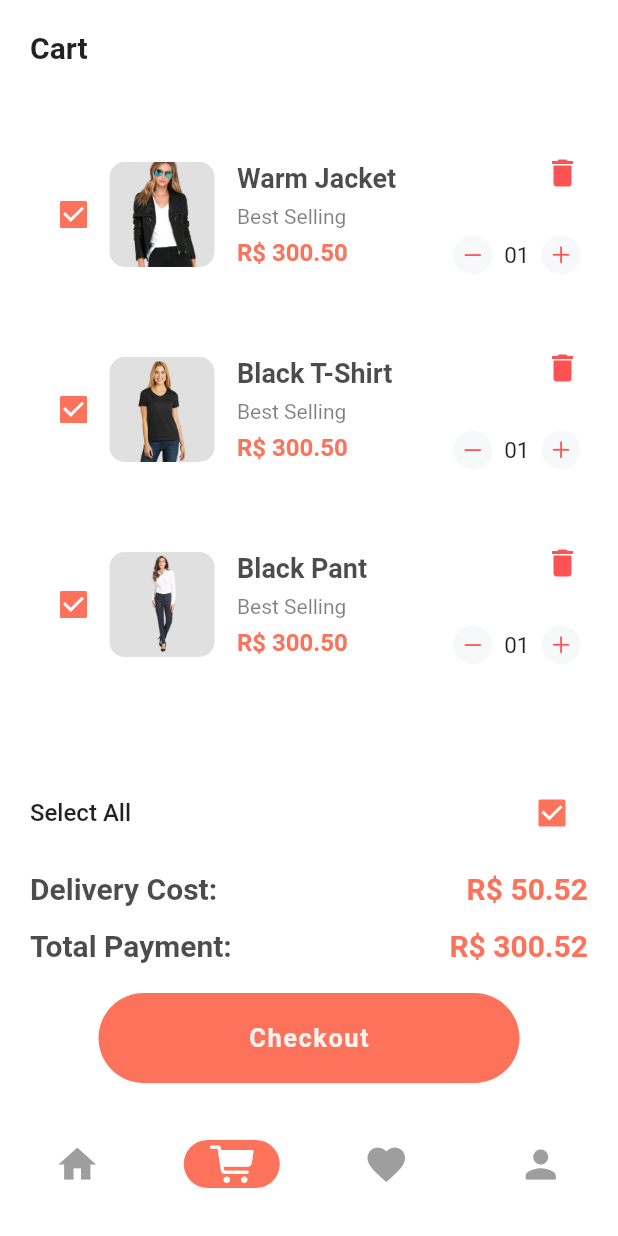
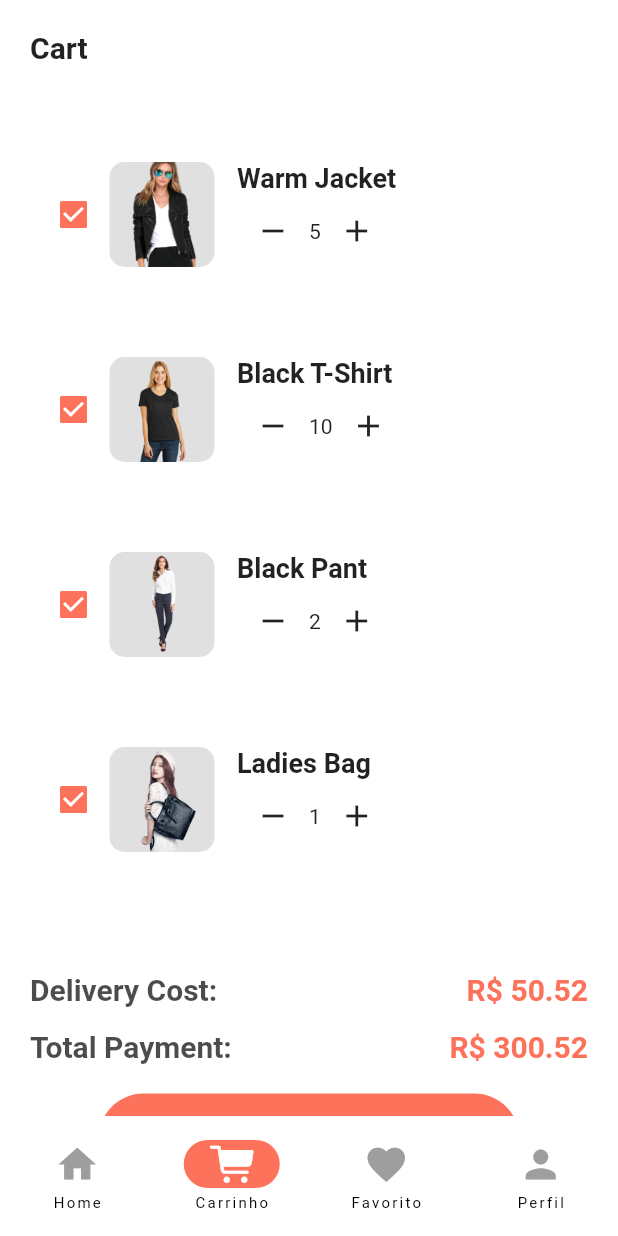
Before and after one commit to PedroPog/E-Commerce_Flutter, a Flutter app: the screen it shows after launch, item 2 of the bottom bar chosen, on a phone screen of 412 x 824 dp. Run offline on Flutter 3.47's test engine with Material 2 defaults, Android fonts, the phone set to English and light mode, and no system bars; our stand-ins replace flutter_rating_bar.

```diff
--- a/lib/main.dart
+++ b/lib/main.dart
@@ -1,5 +1,4 @@
 import 'package:ecommerce/page/home_page.dart';
-import 'package:ecommerce/screens/home_screen.dart';
 import 'package:flutter/material.dart';
 import 'package:flutter/services.dart';
 
--- /dev/null
+++ b/lib/model/item_cart.dart
@@ -0,0 +1,11 @@
+class CartItem {
+  final String itemName;
+  final double itemPrice;
+  int itemQuantity;
+
+  CartItem({
+    required this.itemName,
+    required this.itemPrice,
+    required this.itemQuantity,
+  });
+}
--- a/lib/page/home_page.dart
+++ b/lib/page/home_page.dart
@@ -50,7 +50,7 @@ late int currentPageIndex;
               color: ColorPalette.grey,
               size: 30,
             ),
-            label: '',
+            label: 'Home',
           ),
           NavigationDestination(
             selectedIcon: Icon(
@@ -67,7 +67,7 @@ late int currentPageIndex;
               ),
               backgroundColor: ColorPalette.primaryColor,
             ),
-            label: '',
+            label: 'Carrinho',
           ),
           NavigationDestination(
             selectedIcon: Icon(
@@ -80,7 +80,7 @@ late int currentPageIndex;
               color: ColorPalette.grey,
               size: 30,
             ),
-            label: '',
+            label: 'Favorito',
           ),
           NavigationDestination(
             selectedIcon: Icon(
@@ -93,7 +93,7 @@ late int currentPageIndex;
               color: ColorPalette.grey,
               size: 30,
             ),
-            label: '',
+            label: 'Perfil',
           ),
         ],
       ),
--- a/lib/screens/cart_screen.dart
+++ b/lib/screens/cart_screen.dart
@@ -1,8 +1,17 @@
+import 'package:ecommerce/model/item_cart.dart';
 import 'package:ecommerce/widgets/cart_item_samples.dart';
 import 'package:flutter/material.dart';
 
 class CartScreen extends StatelessWidget {
-  const CartScreen({super.key});
+  CartScreen({super.key});
+
+  List<CartItem> listCart = [
+    CartItem(itemName: "Warm Jacket", itemPrice: 15.2, itemQuantity: 5),
+    CartItem(itemName: "Black T-Shirt", itemPrice: 15.2, itemQuantity: 10),
+    CartItem(itemName: "Black Pant", itemPrice: 15.2, itemQuantity: 2),
+    CartItem(itemName: "Ladies Bag", itemPrice: 15.2, itemQuantity: 1),
+  ];
+
 
   @override
   Widget build(BuildContext context) {
@@ -27,9 +36,12 @@ class CartScreen extends StatelessWidget {
               padding: EdgeInsets.only(top: 15),
               child: Column(
                 children: [
-                  CartItemSamples(),
+                  for(int i=0;i<listCart.length;i++)
+                  CartItemSamples(
+                    cartItem: listCart[i],
+                  ),
                   SizedBox(height: 50),
-                  Padding(
+                  /*Padding(
                     padding: EdgeInsets.symmetric(horizontal: 20),
                     child: Row(
                       mainAxisAlignment: MainAxisAlignment.spaceBetween,
@@ -37,7 +49,9 @@ class CartScreen extends StatelessWidget {
                         Text(
                           "Select All",
                           style: TextStyle(
-                              fontSize: 16, fontWeight: FontWeight.w500),
+                              fontSize: 20,
+                              fontWeight: FontWeight.w600,
+                              color: Colors.black.withOpacity(0.7)),
                         ),
                         Checkbox(
                           activeColor: Color(0xFFFD725A),
@@ -47,7 +61,7 @@ class CartScreen extends StatelessWidget {
                       ],
                     ),
                   ),
-                  SizedBox(height: 15),
+                  SizedBox(height: 15),*/
                   Padding(
                     padding: EdgeInsets.symmetric(horizontal: 20),
                     child: Row(
--- a/lib/widgets/cart_item_samples.dart
+++ b/lib/widgets/cart_item_samples.dart
@@ -1,36 +1,53 @@
-import 'package:flutter/cupertino.dart';
+import 'package:ecommerce/model/item_cart.dart';
 import 'package:flutter/material.dart';
 
-class CartItemSamples extends StatelessWidget {
-  List imgList = ["Warm Jacket", "Black T-Shirt", "Black Pant"];
+class CartItemSamples extends StatefulWidget {
+  final CartItem cartItem;
 
-  CartItemSamples({super.key});
+  CartItemSamples({
+    required this.cartItem,
+  });
+
+  @override
+  _CartItemSamplesState createState() => _CartItemSamplesState();
+}
+
+class _CartItemSamplesState extends State<CartItemSamples> {
+
+  bool isChecked = true;
 
   @override
   Widget build(BuildContext context) {
-    return Column(
-      children: [
-        for (int i = 0; i < imgList.length; i++)
-          Container(
+    return Container(
       height: 110,
       margin: EdgeInsets.symmetric(vertical: 10, horizontal: 15),
       padding: EdgeInsets.all(10),
       decoration: BoxDecoration(
-                color: Colors.white, borderRadius: BorderRadius.circular(10)),
+        color: Colors.white,
+        borderRadius: BorderRadius.circular(10),
+      ),
+
       child: Row(
         children: [
           Checkbox(
+            checkColor: Colors.white,
             activeColor: Color(0xFFFD725A),
-                    value: true,
-                    onChanged: (value) {}),
+            value: isChecked,
+            onChanged: (value) {
+              setState(() {
+                isChecked = value!;
+              });
+            },
+          ),
           Container(
             height: 70,
             width: 70,
             margin: EdgeInsets.only(right: 15),
             decoration: BoxDecoration(
               color: Color.fromARGB(255, 224, 224, 224),
-                      borderRadius: BorderRadius.circular(10)),
-                  child: Image.asset("assets/${imgList[i]}.png"),
+              borderRadius: BorderRadius.circular(10),
+            ),
+            child: Image.asset("assets/${widget.cartItem.itemName}.png"),
           ),
           Padding(
             padding: EdgeInsets.symmetric(vertical: 10),
@@ -39,78 +56,40 @@ class CartItemSamples extends StatelessWidget {
               mainAxisAlignment: MainAxisAlignment.spaceBetween,
               children: [
                 Text(
-                        imgList[i],
+                  widget.cartItem.itemName,
                   style: TextStyle(
                     fontSize: 18,
                     fontWeight: FontWeight.bold,
-                            color: Colors.black.withOpacity(0.7)),
                   ),
-                      Text(
-                        "Best Selling",
-                        style: TextStyle(
-                            fontSize: 14, color: Colors.black.withOpacity(0.5)),
                 ),
-                      Text(
-                        "R\$ 300.50",
-                        style: TextStyle(
-                            fontSize: 16,
-                            fontWeight: FontWeight.bold,
-                            color: Color(0xFFFD725A)),
-                      )
+                Row(
+                  children: [
+                    IconButton(
+                      icon: Icon(Icons.remove),
+                      onPressed: () {
+                        setState(() {
+                          if (widget.cartItem.itemQuantity > 0) {
+                            widget.cartItem.itemQuantity--;
+                          }
+                        });
+                      },
+                    ),
+                    Text(widget.cartItem.itemQuantity.toString()),
+                    IconButton(
+                      icon: Icon(Icons.add),
+                      onPressed: () {
+                        setState(() {
+                          widget.cartItem.itemQuantity++;
+                        });
+                      },
+                    ),
+                  ],
+                ),
               ],
             ),
           ),
-                Spacer(),
-                Padding(
-                  padding: EdgeInsets.symmetric(vertical: 5),
-                  child: Column(
-                    crossAxisAlignment: CrossAxisAlignment.end,
-                    mainAxisAlignment: MainAxisAlignment.spaceBetween,
-                    children: [
-                      Icon(
-                        Icons.delete,
-                        color: Colors.redAccent,
-                      ),
-                      Row(
-                        children: [
-                          Container(
-                            padding: EdgeInsets.all(5),
-                            decoration: BoxDecoration(
-                                color: Color(0xFFF7F8FA),
-                                borderRadius: BorderRadius.circular(18)),
-                            child: Icon(
-                              CupertinoIcons.minus,
-                              size: 16,
-                              color: Colors.redAccent,
-                            ),
-                          ),
-                          SizedBox(width: 8),
-                          Text(
-                            "01",
-                            style: TextStyle(
-                                fontSize: 15, fontWeight: FontWeight.w400),
-                          ),
-                          SizedBox(width: 8),
-                          Container(
-                            padding: EdgeInsets.all(5),
-                            decoration: BoxDecoration(
-                                color: Color(0xFFF7F8FA),
-                                borderRadius: BorderRadius.circular(18)),
-                            child: Icon(
-                              CupertinoIcons.plus,
-                              size: 16,
-                              color: Colors.redAccent,
-                            ),
-                          )
-                        ],
-                      )
         ],
       ),
-                )
-              ],
-            ),
-          )
-      ],
     );
   }
 }
```
Lines whose indentation alone changed are shown as unchanged.
